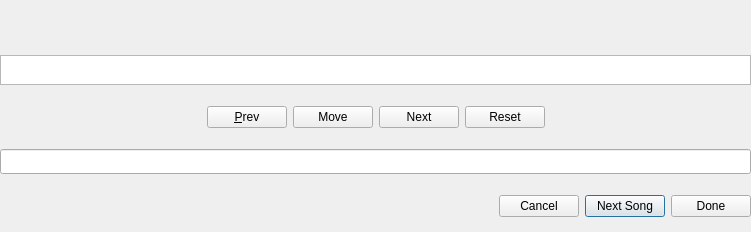
rpammeraal/mezzoforta, file app/SongAlbumNotes.ui: the form before one commit.
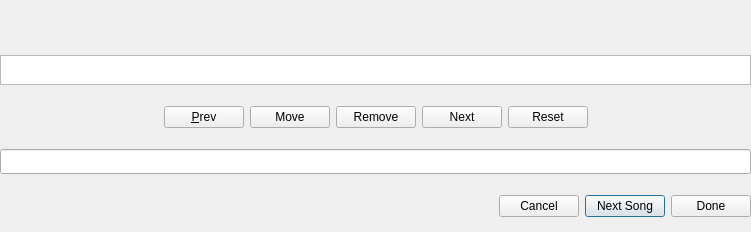
The form after the commit.

Commit message: Adding 'Remove' button to SongAlbumNotes dialog Changes to speed up saving song.

```diff
--- a/app/SongAlbumNotes.ui
+++ b/app/SongAlbumNotes.ui
@@ -88,6 +88,19 @@
           </property>
          </widget>
         </item>
+        <item>
+         <widget class="QPushButton" name="removeButton">
+          <property name="enabled">
+           <bool>true</bool>
+          </property>
+          <property name="text">
+           <string>Remove</string>
+          </property>
+          <property name="flat">
+           <bool>false</bool>
+          </property>
+         </widget>
+        </item>
         <item>
          <widget class="QPushButton" name="nextButton">
           <property name="enabled">
```
The commit also changes 22 other files.
